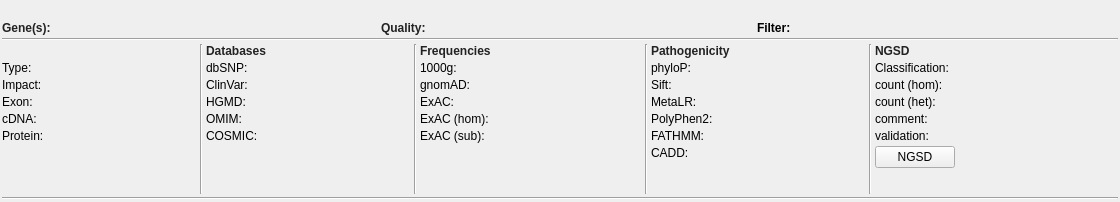
This is src/GSvar/VariantDetailsDockWidget.ui in imgag/ngs-bits as Qt 5 draws it before an edit. The edited form follows.
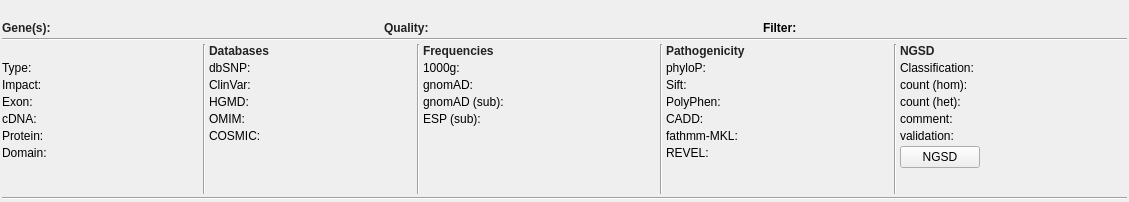
This is the edited form. Icons and pictures are not drawn.

Diff of the .ui file:
```diff
--- a/src/GSvar/VariantDetailsDockWidget.ui
+++ b/src/GSvar/VariantDetailsDockWidget.ui
@@ -425,6 +425,23 @@
           </property>
          </widget>
         </item>
+        <item row="6" column="0">
+         <widget class="QLabel" name="label_details_domain">
+          <property name="toolTip">
+           <string>Pfam protein domain of the variant.</string>
+          </property>
+          <property name="text">
+           <string>Domain:</string>
+          </property>
+         </widget>
+        </item>
+        <item row="6" column="1">
+         <widget class="QLabel" name="detail_domain">
+          <property name="text">
+           <string/>
+          </property>
+         </widget>
+        </item>
        </layout>
       </item>
       <item>
@@ -649,7 +666,7 @@
         <item row="3" column="0">
          <widget class="QLabel" name="label_11">
           <property name="text">
-           <string>ExAC:</string>
+           <string>gnomAD (sub):</string>
           </property>
          </widget>
         </item>
@@ -675,7 +692,7 @@
            <string>&lt;html&gt;&lt;head/&gt;&lt;body&gt;&lt;p&gt;Homozygous sample counts from ExAC in the order ALL,NFE,AFR&lt;/p&gt;&lt;/body&gt;&lt;/html&gt;</string>
           </property>
           <property name="text">
-           <string>ExAC (hom):</string>
+           <string>ESP (sub):</string>
           </property>
          </widget>
         </item>
@@ -683,29 +700,6 @@
          <widget class="QLabel" name="exac_hom">
           <property name="text">
            <string/>
-          </property>
-          <property name="textInteractionFlags">
-           <set>Qt::LinksAccessibleByMouse|Qt::TextSelectableByMouse</set>
-          </property>
-         </widget>
-        </item>
-        <item row="5" column="0">
-         <widget class="QLabel" name="label_14">
-          <property name="toolTip">
-           <string>&lt;html&gt;&lt;head/&gt;&lt;body&gt;&lt;p&gt;Subpopulation allele frequencies from ExAC in the order AFR,AMR,EAS,NFE,SAS&lt;/p&gt;&lt;/body&gt;&lt;/html&gt;</string>
-          </property>
-          <property name="text">
-           <string>ExAC (sub):</string>
-          </property>
-         </widget>
-        </item>
-        <item row="5" column="1">
-         <widget class="QLabel" name="exac_sub">
-          <property name="text">
-           <string/>
-          </property>
-          <property name="textInteractionFlags">
-           <set>Qt::LinksAccessibleByMouse|Qt::TextSelectableByMouse</set>
           </property>
          </widget>
         </item>
@@ -769,29 +763,6 @@
           </property>
          </widget>
         </item>
-        <item row="3" column="0">
-         <widget class="QLabel" name="label_17">
-          <property name="text">
-           <string>MetaLR:</string>
-          </property>
-         </widget>
-        </item>
-        <item row="3" column="1">
-         <widget class="QLabel" name="metalr">
-          <property name="minimumSize">
-           <size>
-            <width>100</width>
-            <height>0</height>
-           </size>
-          </property>
-          <property name="text">
-           <string/>
-          </property>
-          <property name="textInteractionFlags">
-           <set>Qt::LinksAccessibleByMouse|Qt::TextSelectableByMouse</set>
-          </property>
-         </widget>
-        </item>
         <item row="2" column="1">
          <widget class="QLabel" name="sift">
           <property name="minimumSize">
@@ -808,8 +779,15 @@
           </property>
          </widget>
         </item>
-        <item row="4" column="1">
-         <widget class="QLabel" name="pp2">
+        <item row="3" column="0">
+         <widget class="QLabel" name="label_polyphen">
+          <property name="text">
+           <string>PolyPhen:</string>
+          </property>
+         </widget>
+        </item>
+        <item row="3" column="1">
+         <widget class="QLabel" name="polyphen">
           <property name="minimumSize">
            <size>
             <width>100</width>
@@ -825,43 +803,13 @@
          </widget>
         </item>
         <item row="4" column="0">
-         <widget class="QLabel" name="label_19">
-          <property name="text">
-           <string>PolyPhen2:</string>
-          </property>
-         </widget>
-        </item>
-        <item row="5" column="0">
-         <widget class="QLabel" name="label_20">
-          <property name="text">
-           <string>FATHMM:</string>
-          </property>
-         </widget>
-        </item>
-        <item row="5" column="1">
-         <widget class="QLabel" name="fathmm">
-          <property name="minimumSize">
-           <size>
-            <width>100</width>
-            <height>0</height>
-           </size>
-          </property>
-          <property name="text">
-           <string/>
-          </property>
-          <property name="textInteractionFlags">
-           <set>Qt::LinksAccessibleByMouse|Qt::TextSelectableByMouse</set>
-          </property>
-         </widget>
-        </item>
-        <item row="6" column="0">
-         <widget class="QLabel" name="label_4">
+         <widget class="QLabel" name="label_cadd">
           <property name="text">
            <string>CADD:</string>
           </property>
          </widget>
         </item>
-        <item row="6" column="1">
+        <item row="4" column="1">
          <widget class="QLabel" name="cadd">
           <property name="text">
            <string/>
@@ -871,6 +819,43 @@
           </property>
          </widget>
         </item>
+        <item row="5" column="0">
+         <widget class="QLabel" name="label_fathmm">
+          <property name="text">
+           <string>fathmm-MKL:</string>
+          </property>
+         </widget>
+        </item>
+        <item row="5" column="1">
+         <widget class="QLabel" name="fathmm">
+          <property name="minimumSize">
+           <size>
+            <width>100</width>
+            <height>0</height>
+           </size>
+          </property>
+          <property name="text">
+           <string/>
+          </property>
+          <property name="textInteractionFlags">
+           <set>Qt::LinksAccessibleByMouse|Qt::TextSelectableByMouse</set>
+          </property>
+         </widget>
+        </item>
+        <item row="6" column="0">
+         <widget class="QLabel" name="label_revel">
+          <property name="text">
+           <string>REVEL:</string>
+          </property>
+         </widget>
+        </item>
+        <item row="6" column="1">
+         <widget class="QLabel" name="revel">
+          <property name="text">
+           <string/>
+          </property>
+         </widget>
+        </item>
        </layout>
       </item>
       <item>
```
Left out of the diff: 72 changed lines with no effect on the pictures.
